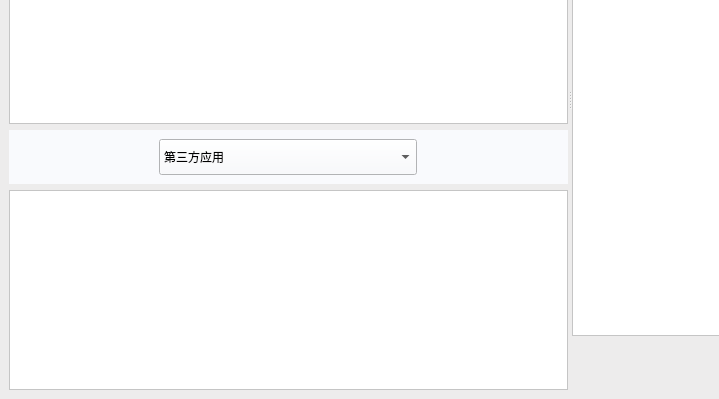
Above: src/princekin/ui/autotravel/autotravelwidget.ui from chorushe/princekin before the change; both pictures show x 0 to 719 and y 201 to 600 of the 1100 by 600 pixel window. Below: the same form after it.
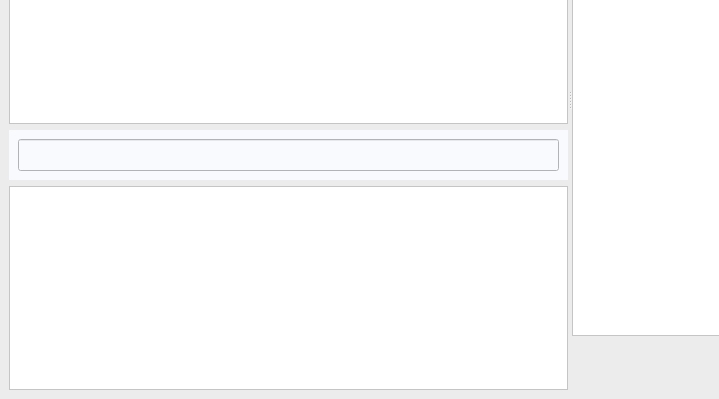
That is the form after the change. Icons and pictures are not drawn.

```diff
--- a/src/princekin/ui/autotravel/autotravelwidget.ui
+++ b/src/princekin/ui/autotravel/autotravelwidget.ui
@@ -114,39 +114,36 @@
            </item>
            <item row="0" column="0">
             <widget class="QWidget" name="widget_3" native="true">
+             <property name="sizePolicy">
+              <sizepolicy hsizetype="Preferred" vsizetype="Fixed">
+               <horstretch>0</horstretch>
+               <verstretch>0</verstretch>
+              </sizepolicy>
+             </property>
+             <property name="minimumSize">
+              <size>
+               <width>0</width>
+               <height>50</height>
+              </size>
+             </property>
+             <property name="maximumSize">
+              <size>
+               <width>16777215</width>
+               <height>50</height>
+              </size>
+             </property>
              <property name="styleSheet">
               <string notr="true">background-color:#f9fafd;</string>
              </property>
              <layout class="QGridLayout" name="gridLayout_4">
               <item row="0" column="0">
-               <widget class="QComboBox" name="packageCombo">
-                <property name="minimumSize">
-                 <size>
-                  <width>0</width>
-                  <height>36</height>
-                 </size>
+               <widget class="QLineEdit" name="packageLineEdit">
+                <property name="sizePolicy">
+                 <sizepolicy hsizetype="Expanding" vsizetype="Expanding">
+                  <horstretch>0</horstretch>
+                  <verstretch>0</verstretch>
+                 </sizepolicy>
                 </property>
-                <property name="maximumSize">
-                 <size>
-                  <width>258</width>
-                  <height>36</height>
-                 </size>
-                </property>
-                <item>
-                 <property name="text">
-                  <string>第三方应用</string>
-                 </property>
-                </item>
-                <item>
-                 <property name="text">
-                  <string>全部应用</string>
-                 </property>
-                </item>
-                <item>
-                 <property name="text">
-                  <string>系统应用</string>
-                 </property>
-                </item>
                </widget>
               </item>
              </layout>
```
